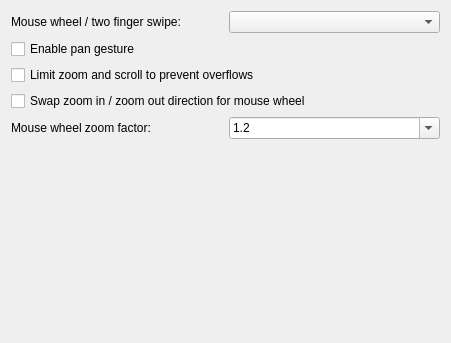
Above: scripts/Navigation/DefaultNavigation/PreferencesPage.ui from qcad/qcad before the change. Below: the same form after it.
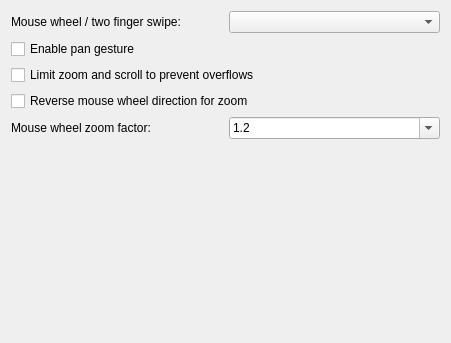
That is the form after the change.

What changed in the file:
```diff
--- a/scripts/Navigation/DefaultNavigation/PreferencesPage.ui
+++ b/scripts/Navigation/DefaultNavigation/PreferencesPage.ui
@@ -43,7 +43,7 @@
      <item row="5" column="0" colspan="2">
       <widget class="QCheckBox" name="SwapMouseWheelZoom">
        <property name="text">
-        <string>Swap zoom in / zoom out direction for mouse wheel</string>
+        <string>Reverse mouse wheel direction for zoom</string>
        </property>
       </widget>
      </item>
```
Left out of the diff: 2 changed lines with no effect on the pictures.
